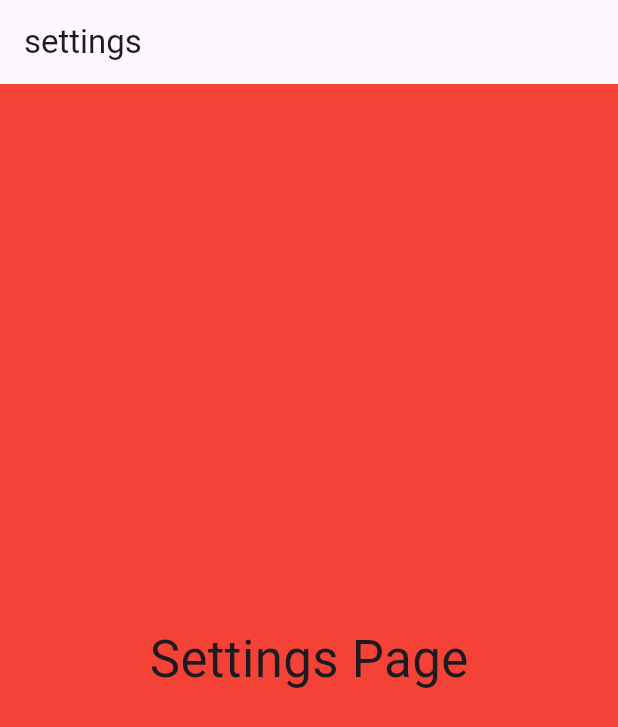
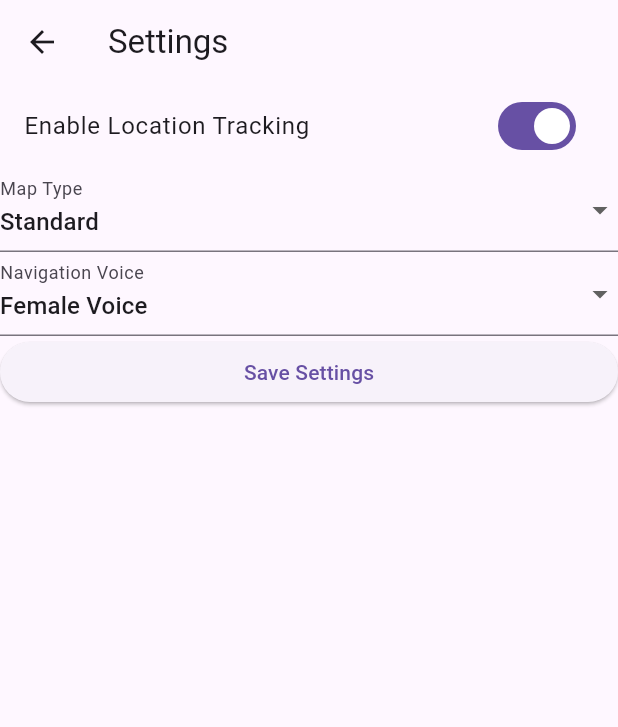
Before and after one commit to vedantbhawnani/IPD, a Flutter app: the Settings screen opened directly, on a phone screen of 412 x 824 dp. Shown: the top 727 px of the screen. Run offline on Flutter 3.47's test engine with Material 3 defaults, Android fonts, the phone set to English and light mode, and no system bars; our stand-ins replace curved_navigation_bar, firebase_auth, firebase_core, google_maps_flutter, shared_preferences; missing offline and left inert: expandable_bottom_bar; accounts and stored records are empty.

Commit message:
Added UI changes

```diff
--- a/lib/Settings.dart
+++ /dev/null
@@ -1,18 +0,0 @@
-import 'package:flutter/material.dart';
-
-class Settings extends StatelessWidget {
-  const Settings({super.key});
-
-  @override
-  Widget build(BuildContext context) {
-    return Scaffold(
-      backgroundColor: Colors.red,
-      appBar: AppBar(title: Text('settings')),
-      body: Center(
-          child: Text(
-        'Settings Page',
-        style: TextStyle(fontSize: 34),
-      )),
-    );
-  }
-}
--- a/lib/HomePage.dart
+++ b/lib/pages/MapsPage.dart
@@ -7,14 +7,14 @@ import 'package:flutter/material.dart';
 
 const LatLng currentLoc = LatLng(19.416218, 72.979394);
 
-class MyMapApp extends StatefulWidget {
-  const MyMapApp({super.key});
+class MapsPage extends StatefulWidget {
+  const MapsPage({super.key});
 
   @override
-  _MyMapAppState createState() => _MyMapAppState();
+  _MapsPageState createState() => _MapsPageState();
 }
 
-class _MyMapAppState extends State<MyMapApp> {
+class _MapsPageState extends State<MapsPage> {
   GoogleMapController? mapController;
   // int _currentIndex = 0;
 
@@ -22,16 +22,6 @@ class _MyMapAppState extends State<MyMapApp> {
   Widget build(BuildContext context) {
     return MaterialApp(
       home: Scaffold(
-        floatingActionButton: FloatingActionButton(
-          onPressed: () {
-            print("hi");
-          },
-          child: Icon(Icons.add),
-        ),
-        floatingActionButtonLocation: FloatingActionButtonLocation.startFloat,
-        appBar: AppBar(
-          title: const Text('IPD'),
-        ),
         body: GoogleMap(
           mapType: MapType.terrain,
           onMapCreated: (controller) {
@@ -51,5 +41,5 @@ class _MyMapAppState extends State<MyMapApp> {
 }
 
 void main() {
-  runApp(MyMapApp());
+  runApp(MapsPage());
 }
--- /dev/null
+++ b/lib/pages/Settings.dart
@@ -0,0 +1,89 @@
+import 'package:flutter/material.dart';
+import 'package:shared_preferences/shared_preferences.dart';
+
+class Settings extends StatefulWidget {
+  const Settings({Key? key}) : super(key: key);
+
+  @override
+  State<Settings> createState() => _SettingsState();
+}
+
+class _SettingsState extends State<Settings> {
+  bool _locationTrackingEnabled = true;
+  int _mapType = 1; // 1: Standard, 2: Satellite, etc.
+  String _navigationVoice = 'Female';
+
+  Future<void> _loadSettings() async {
+    final prefs = await SharedPreferences.getInstance();
+    setState(() {
+      _locationTrackingEnabled = prefs.getBool('locationTracking') ?? true;
+      _mapType = prefs.getInt('mapType') ?? 1;
+      _navigationVoice = prefs.getString('navigationVoice') ?? 'Female';
+    });
+  }
+
+  Future<void> _saveSettings() async {
+    final prefs = await SharedPreferences.getInstance();
+    prefs.setBool('locationTracking', _locationTrackingEnabled);
+    prefs.setInt('mapType', _mapType);
+    prefs.setString('navigationVoice', _navigationVoice);
+  }
+
+  @override
+  void initState() {
+    super.initState();
+    _loadSettings();
+  }
+
+  @override
+  Widget build(BuildContext context) {
+    return Scaffold(
+      appBar: AppBar(
+        title: Text('Settings'),
+      ),
+      body: ListView(
+        children: [
+          SwitchListTile(
+            title: Text('Enable Location Tracking'),
+            value: _locationTrackingEnabled,
+            onChanged: (value) => setState(() {
+              _locationTrackingEnabled = value;
+            }),
+          ),
+          DropdownButtonFormField(
+            value: _mapType,
+            items: const [
+              DropdownMenuItem(value: 1, child: Text('Standard')),
+              DropdownMenuItem(value: 2, child: Text('Satellite')),
+              // ... other options
+            ],
+            onChanged: (value) => setState(() {
+              _mapType = value as int;
+            }),
+            decoration: InputDecoration(
+              labelText: 'Map Type',
+            ),
+          ),
+          DropdownButtonFormField(
+            value: _navigationVoice,
+            items: const [
+              DropdownMenuItem(value: 'Female', child: Text('Female Voice')),
+              DropdownMenuItem(value: 'Male', child: Text('Male Voice')),
+              // ... other options
+            ],
+            onChanged: (value) => setState(() {
+              _navigationVoice = value as String;
+            }),
+            decoration: InputDecoration(
+              labelText: 'Navigation Voice',
+            ),
+          ),
+          ElevatedButton(
+            onPressed: _saveSettings,
+            child: Text('Save Settings'),
+          ),
+        ],
+      ),
+    );
+  }
+}
--- a/pubspec.yaml
+++ b/pubspec.yaml
@@ -17,6 +17,8 @@ dependencies:
   firebase_ui_oauth_google: ^1.2.13
   curved_navigation_bar: ^1.0.3
   google_maps_flutter: ^2.5.0
+  expandable_bottom_bar: ^2.0.2
+  shared_preferences: ^2.2.2
 
 dev_dependencies:
   flutter_test:
```
Also changed, not shown: lib/Favorites.dart (deleted, +0 -17 lines), lib/Navigator.dart (+109 -54 lines), lib/main.dart (+16 -11 lines), lib/pages/SavedPlaces/Card.dart (added, +101 -0 lines), lib/pages/SavedPlaces/Page.dart (added, +58 -0 lines), lib/pages/SavedPlaces/StorageClass.dart (added, +28 -0 lines), lib/pages/Favorites.dart (added), lib/pages/LoginPage.dart (renamed from lib/LoginPage.dart), lib/pages/SignUp.dart (renamed from lib/SignUp.dart), pubspec.lock, 1 other file.
